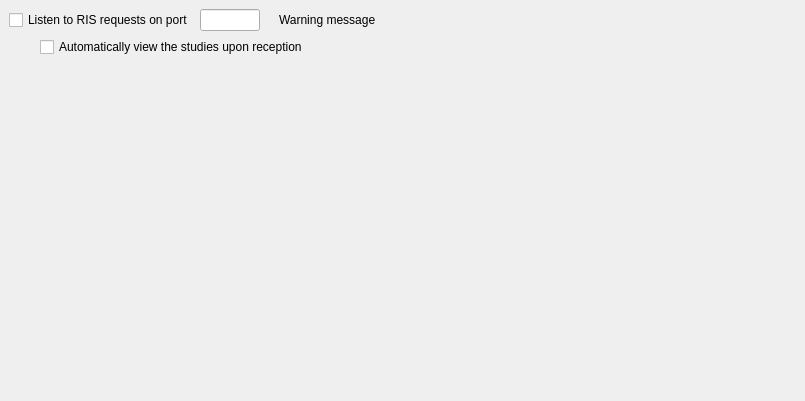
Old version of the form starviewer/src/inputoutput/qlistenrisrequestsconfigurationscreenbase.ui in the repository starviewer-medical/starviewer.
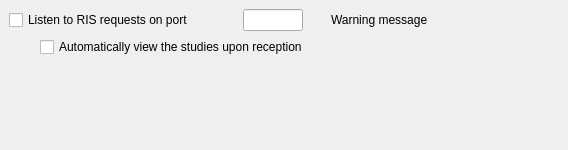
New version of the form. Icons and pictures are not drawn.

Commit message:
ENH: Unifying visual style.
Many changes have been carried out in order to improve the style.

QToolButtons have been replaced by QPushButtons in some dialogs.

Some new icons have been added.

Configuration dialog selecto has been modified in order to allow a
better display of the captions.

Diff of the .ui file:
```diff
--- a/starviewer/src/inputoutput/qlistenrisrequestsconfigurationscreenbase.ui
+++ b/starviewer/src/inputoutput/qlistenrisrequestsconfigurationscreenbase.ui
@@ -6,8 +6,8 @@
    <rect>
     <x>0</x>
     <y>0</y>
-    <width>805</width>
-    <height>401</height>
+    <width>568</width>
+    <height>150</height>
    </rect>
   </property>
   <property name="windowTitle">
@@ -20,7 +20,7 @@
    <property name="spacing">
     <number>6</number>
    </property>
-   <item row="2" column="0">
+   <item row="3" column="0" colspan="2">
     <spacer>
      <property name="orientation">
       <enum>Qt::Vertical</enum>
@@ -33,7 +33,56 @@
      </property>
     </spacer>
    </item>
+   <item row="1" column="1">
+    <widget class="QLineEdit" name="m_textPortListenRisRequests">
+     <property name="maximumSize">
+      <size>
+       <width>60</width>
+       <height>16777215</height>
+      </size>
+     </property>
+    </widget>
+   </item>
    <item row="1" column="0">
+    <widget class="QCheckBox" name="m_checkBoxListenRisRequests">
+     <property name="text">
+      <string>Listen to RIS requests on port</string>
+     </property>
+    </widget>
+   </item>
+   <item row="1" column="2">
+    <widget class="QLabel" name="m_RISRequestsPortWarningIcon">
+     <property name="minimumSize">
+      <size>
+       <width>16</width>
+       <height>16</height>
+      </size>
+     </property>
+     <property name="maximumSize">
+      <size>
+       <width>16</width>
+       <height>16</height>
+      </size>
+     </property>
+     <property name="styleSheet">
+      <string notr="true">image: url(:/images/icons/emblem-warning.svg);</string>
+     </property>
+     <property name="text">
+      <string/>
+     </property>
+     <property name="pixmap">
+      <pixmap>:/images/warningIcon.png</pixmap>
+     </property>
+    </widget>
+   </item>
+   <item row="1" column="3">
+    <widget class="QLabel" name="m_RISRequestsPortWarningLabel">
+     <property name="text">
+      <string>Warning message</string>
+     </property>
+    </widget>
+   </item>
+   <item row="2" column="0" colspan="4">
     <layout class="QHBoxLayout">
      <property name="spacing">
       <number>6</number>
@@ -66,63 +115,6 @@
      </item>
     </layout>
    </item>
-   <item row="0" column="0" colspan="2">
-    <layout class="QHBoxLayout">
-     <property name="spacing">
-      <number>6</number>
-     </property>
-     <property name="margin">
-      <number>0</number>
-     </property>
-     <item>
-      <widget class="QCheckBox" name="m_checkBoxListenRisRequests">
-       <property name="text">
-        <string>Listen to RIS requests on port</string>
-       </property>
-      </widget>
-     </item>
-     <item>
-      <widget class="QLineEdit" name="m_textPortListenRisRequests">
-       <property name="maximumSize">
-        <size>
-         <width>60</width>
-         <height>16777215</height>
-        </size>
-       </property>
-      </widget>
-     </item>
-     <item>
-      <widget class="QLabel" name="m_RISRequestsPortWarningIcon">
-       <property name="text">
-        <string/>
-       </property>
-       <property name="pixmap">
-        <pixmap resource="../main/main.qrc">:/images/warningIcon.png</pixmap>
-       </property>
-      </widget>
-     </item>
-     <item>
-      <widget class="QLabel" name="m_RISRequestsPortWarningLabel">
-       <property name="text">
-        <string>Warning message</string>
-       </property>
-      </widget>
-     </item>
-     <item>
-      <spacer>
-       <property name="orientation">
-        <enum>Qt::Horizontal</enum>
-       </property>
-       <property name="sizeHint" stdset="0">
-        <size>
-         <width>40</width>
-         <height>20</height>
-        </size>
-       </property>
-      </spacer>
-     </item>
-    </layout>
-   </item>
   </layout>
  </widget>
  <resources>
```
Left out of the diff: 26 changed lines with no effect on the pictures. The commit also changes 37 other files.
